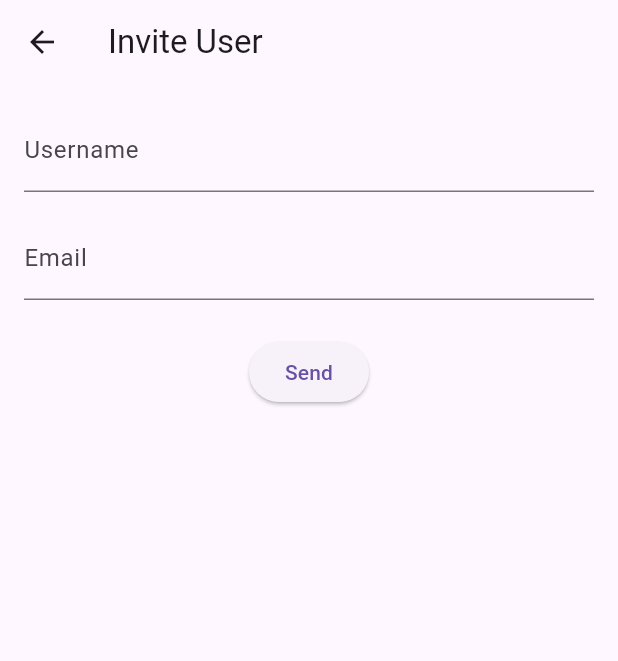
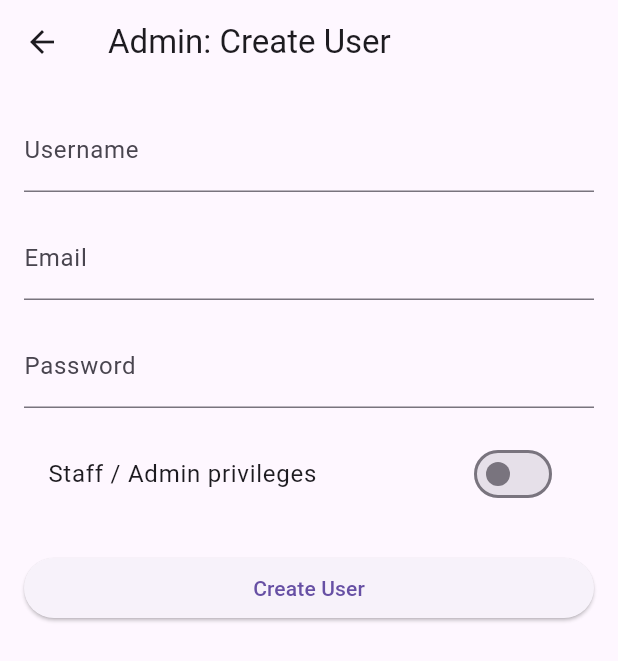
Before and after one commit to Lambert-Nguyen/aristay_app, a Flutter app: the AdminUserListScreen screen opened by its route, after a tap on the "person add" icon, on a phone screen of 412 x 824 dp. Shown: the top 661 px of the screen. Run offline on Flutter 3.47's test engine with Material 3 defaults, Android fonts, the phone set to English and light mode, and no system bars; our stand-ins replace image_picker, shared_preferences; accounts and stored records are empty; network calls fail.

Commit message:
Add admin user creation API and frontend screen
Introduces an API endpoint and serializer for admin user creation in the backend, including staff privilege support. Adds a corresponding Flutter screen and service method for creating users from the admin interface, and updates navigation and user list refresh logic. Also configures Django to use the console email backend for development.

```diff
--- a/aristay_flutter_frontend/lib/main.dart
+++ b/aristay_flutter_frontend/lib/main.dart
@@ -13,6 +13,8 @@ import 'screens/property_form_screen.dart';
 import 'screens/admin_invite_screen.dart';
 import 'screens/admin_reset_password_screen.dart';
 import 'screens/admin_user_list_screen.dart';
+import 'screens/admin_user_create_screen.dart';
+
 
 void main() => runApp(const MyApp());
 
@@ -47,6 +49,7 @@ class MyApp extends StatelessWidget {
         '/admin/users': (c) => const AdminUserListScreen(),
         '/admin/invite': (c) => const AdminInviteScreen(),
         '/admin/reset-password': (c) => const AdminResetPasswordScreen(),
+        '/admin/create-user': (c) => const AdminUserCreateScreen(),
       },
     );
   }
--- /dev/null
+++ b/aristay_flutter_frontend/lib/screens/admin_user_create_screen.dart
@@ -0,0 +1,112 @@
+import 'package:flutter/material.dart';
+import '../services/api_service.dart';
+
+class AdminUserCreateScreen extends StatefulWidget {
+  const AdminUserCreateScreen({Key? key}) : super(key: key);
+
+  @override
+  State<AdminUserCreateScreen> createState() => _AdminUserCreateScreenState();
+}
+
+class _AdminUserCreateScreenState extends State<AdminUserCreateScreen> {
+  final _formKey = GlobalKey<FormState>();
+  final _userCtrl = TextEditingController();
+  final _emailCtrl = TextEditingController();
+  final _passCtrl = TextEditingController();
+  bool _isStaff = false;
+  bool _loading = false;
+  String? _error;
+  Map<String,String>? _fieldErrors;
+
+  Future<void> _submit() async {
+    if (!_formKey.currentState!.validate()) return;
+    setState(() {
+      _loading = true;
+      _error = null;
+      _fieldErrors = null;
+    });
+    try {
+      await ApiService().createUser(
+        username: _userCtrl.text.trim(),
+        email: _emailCtrl.text.trim(),
+        password: _passCtrl.text,
+        isStaff: _isStaff,
+      );
+      Navigator.pop(context, true);
+      ScaffoldMessenger.of(context).showSnackBar(
+        const SnackBar(content: Text('User created'))
+      );
+    } on ValidationException catch (ve) {
+      setState(() => _fieldErrors = ve.errors);
+    } catch (e) {
+      setState(() => _error = e.toString());
+    } finally {
+      setState(() => _loading = false);
+    }
+  }
+
+  @override
+  void dispose() {
+    _userCtrl.dispose();
+    _emailCtrl.dispose();
+    _passCtrl.dispose();
+    super.dispose();
+  }
+
+  @override
+  Widget build(BuildContext ctx) {
+    return Scaffold(
+      appBar: AppBar(title: const Text('Admin: Create User')),
+      body: Padding(
+        padding: const EdgeInsets.all(16),
+        child: Form(
+          key: _formKey,
+          child: ListView(children: [
+            if (_error != null)
+              Text(_error!, style: const TextStyle(color: Colors.red)),
+            TextFormField(
+              controller: _userCtrl,
+              decoration: InputDecoration(
+                labelText: 'Username',
+                errorText: _fieldErrors?['username'],
+              ),
+              validator: (v) => v!.isEmpty ? 'Required' : null,
+            ),
+            const SizedBox(height: 16),
+            TextFormField(
+              controller: _emailCtrl,
+              decoration: InputDecoration(
+                labelText: 'Email',
+                errorText: _fieldErrors?['email'],
+              ),
+              validator: (v) => v!.contains('@') ? null : 'Invalid email',
+            ),
+            const SizedBox(height: 16),
+            TextFormField(
+              controller: _passCtrl,
+              decoration: InputDecoration(
+                labelText: 'Password',
+                errorText: _fieldErrors?['password'],
+              ),
+              obscureText: true,
+              validator: (v) => v!.length < 8 ? 'Minimum 8 characters' : null,
+            ),
+            const SizedBox(height: 16),
+            SwitchListTile(
+              title: const Text('Staff / Admin privileges'),
+              value: _isStaff,
+              onChanged: (v) => setState(() => _isStaff = v),
+            ),
+            const SizedBox(height: 24),
+            _loading
+              ? const Center(child: CircularProgressIndicator())
+              : ElevatedButton(
+                  onPressed: _submit,
+                  child: const Text('Create User'),
+                ),
+          ]),
+        ),
+      ),
+    );
+  }
+}
--- a/aristay_flutter_frontend/lib/screens/admin_user_list_screen.dart
+++ b/aristay_flutter_frontend/lib/screens/admin_user_list_screen.dart
@@ -67,7 +67,11 @@ class _AdminUserListScreenState extends State<AdminUserListScreen> {
             ),
       floatingActionButton: FloatingActionButton(
         child: const Icon(Icons.person_add),
-        onPressed: () => Navigator.pushNamed(ctx, '/admin/invite'),
+        onPressed: () async {
+          final created =
+            await Navigator.pushNamed(context, '/admin/create-user');
+          if (created == true) _load();  // refresh list
+        },
       ),
     );
   }
```
Also changed, not shown: aristay_flutter_frontend/lib/services/api_service.dart (+36 -0 lines), 5 other files.
